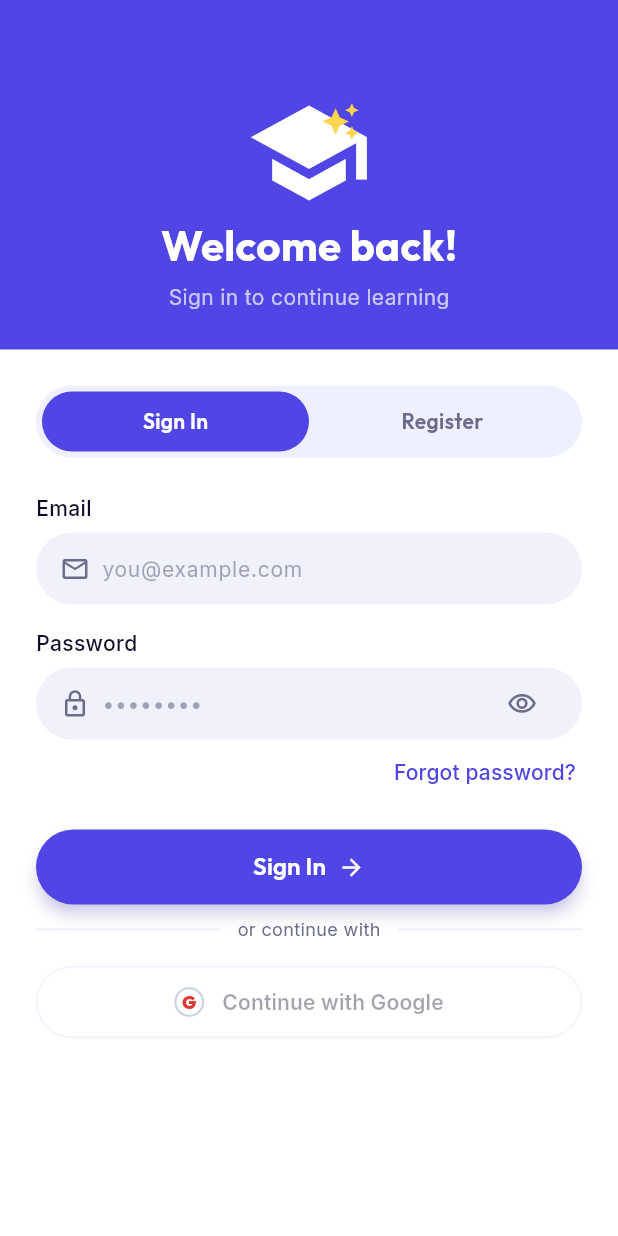
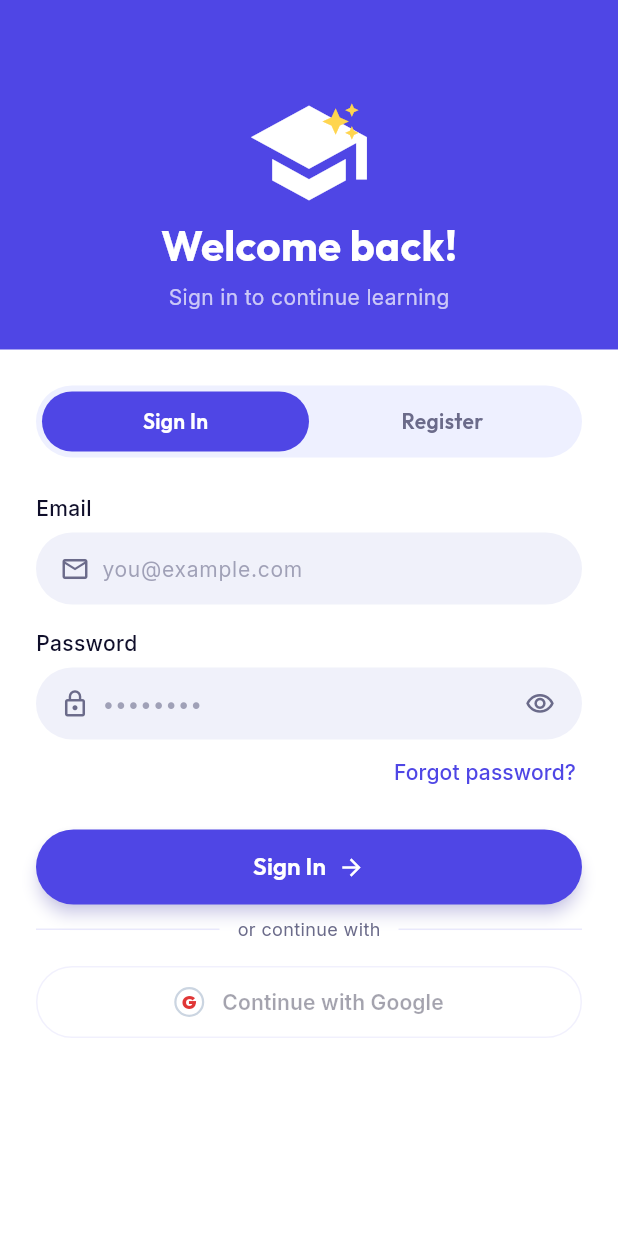
Before and after one commit to PANHA006/mobile-app-flutter-project, a Flutter app: the screen it shows after launch, on a phone screen of 412 x 824 dp. Run offline on Flutter 3.47's test engine with Material 3 defaults, Android fonts, the phone set to English and light mode, and no system bars; our stand-ins replace audioplayers, cloud_firestore, firebase_auth, firebase_core, firebase_storage, google_fonts and 3 more; accounts and stored records are empty; network calls fail.

Commit message:
Adjust password field eye icon padding alignment

```diff
--- a/lib/screens/auth_screen.dart
+++ b/lib/screens/auth_screen.dart
@@ -741,7 +741,7 @@ class _AuthScreenState extends State<AuthScreen> {
             color: inputBgColor,
             borderRadius: BorderRadius.circular(100),
           ),
-          padding: const EdgeInsets.symmetric(horizontal: 16),
+          padding: EdgeInsets.only(left: 16, right: suffix != null ? 4 : 16),
           child: Row(
             children: [
               Icon(icon, color: mutedColor, size: 20),
```
